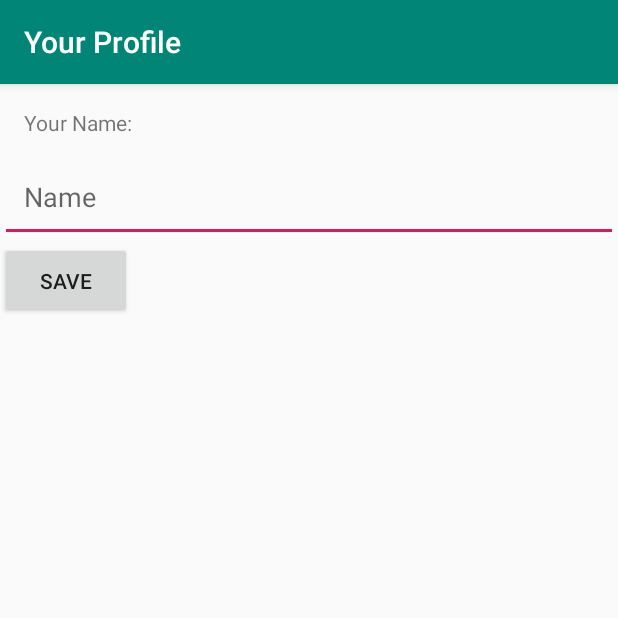
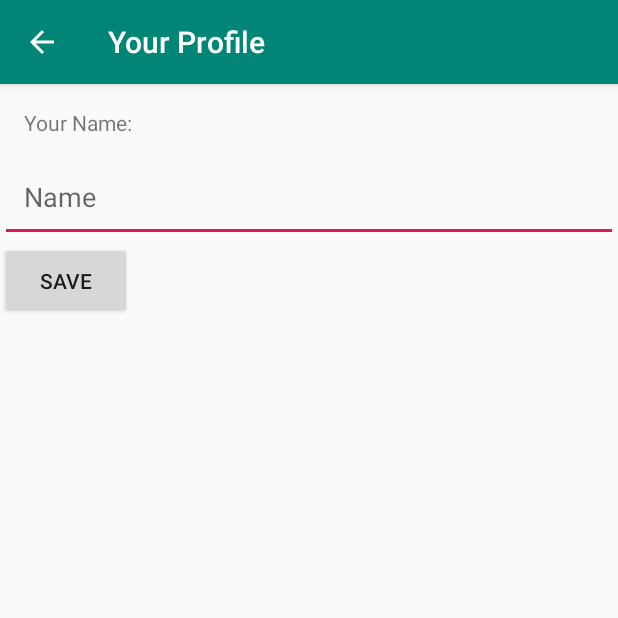
Before and after one commit to EyyAuto/EyyAuto, an Android app: the ProfileActivity screen opened directly, with no data from a screen before it, on a phone screen of 412 x 824 dp, the top half of it. Run offline under Robolectric (Android 15) with nearby library versions, the phone set to English and light mode, and no system bars; our stand-ins replace Firebase (no records; nobody signed in at launch, a user with empty details on screens opened directly); 2 statements that could not run were skipped.

Commit message:
Implement back behaviour in ProfileActivity

```diff
--- a/app/src/main/res/layout/activity_profile.xml
+++ b/app/src/main/res/layout/activity_profile.xml
@@ -1,11 +1,4 @@
 <?xml version="1.0" encoding="utf-8"?>
-<!-- Use DrawerLayout as root container for activity -->
-<android.support.v4.widget.DrawerLayout xmlns:android="http://schemas.android.com/apk/res/android"
-    xmlns:app="http://schemas.android.com/apk/res-auto"
-    android:id="@+id/drawer_layout2"
-    android:layout_width="match_parent"
-    android:layout_height="match_parent"
-    android:fitsSystemWindows="true">
 
 <LinearLayout
     xmlns:android="http://schemas.android.com/apk/res/android"
@@ -43,15 +36,3 @@
         app:layout_constraintTop_toTopOf="parent" />
 
 </LinearLayout>
-    <!-- Container for contents of drawer - use NavigationView to make configuration easier -->
-
-<android.support.design.widget.NavigationView
-        android:id="@+id/nav_view2"
-        android:layout_width="wrap_content"
-        android:layout_height="match_parent"
-        android:layout_gravity="start"
-        android:fitsSystemWindows="true"
-        app:menu="@menu/drawer_view"
-        app:headerLayout="@layout/nav_header"/>
-
-</android.support.v4.widget.DrawerLayout>
--- a/app/src/main/res/menu/drawer_view.xml
+++ b/app/src/main/res/menu/drawer_view.xml
@@ -1,14 +1,14 @@
 <?xml version="1.0" encoding="utf-8"?>
 <menu xmlns:android="http://schemas.android.com/apk/res/android"
     xmlns:app="http://schemas.android.com/apk/res-auto">
-    <group android:checkableBehavior="single">
+    <group android:checkableBehavior="none">
         <item
             android:id="@+id/nav_profile"
             android:icon="@android:drawable/ic_menu_myplaces"
             android:title="@string/nav_profile" />
         <item
-            android:id="@+id/nav_map"
+            android:id="@+id/item2"
             android:icon="@android:drawable/ic_menu_mylocation"
-            android:title="@string/nav_map" />
+            android:title="Lorem Ipsum" />
     </group>
 </menu>
```
Also changed, not shown: app/src/main/AndroidManifest.xml (+7 -1 lines), app/src/main/java/in/ac/nitc/eyyauto/MapActivity.java (+6 -9 lines), app/src/main/java/in/ac/nitc/eyyauto/ProfileActivity.java (+8 -69 lines).
